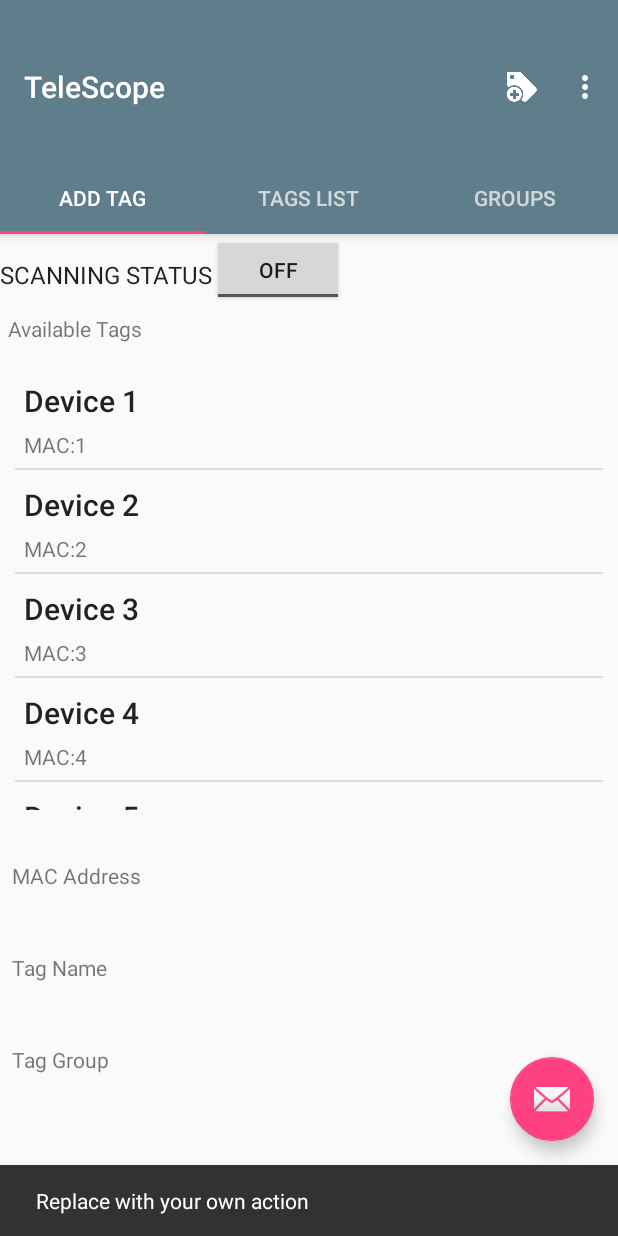
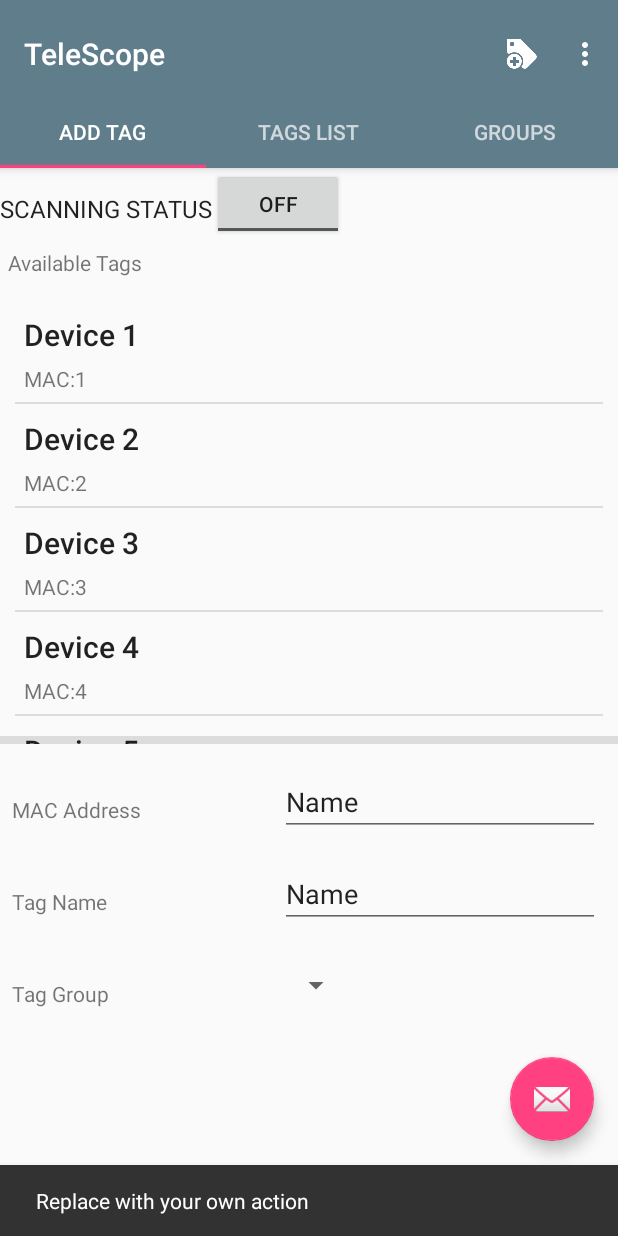
Before and after one commit to NishadSaraf/TeleScope, an Android app: the screen it shows after launch (TelescopeActivity), after a tap on an icon or button, on a phone screen of 412 x 824 dp. Run offline under Robolectric (Android 15) with nearby library versions, the phone set to English and light mode, and no system bars; 2 other taps on this screen came first.

Commit message:
added divider in addtag fragment, reduced size of appbar

```diff
--- a/app/src/main/res/layout/fragment_add_tag.xml
+++ b/app/src/main/res/layout/fragment_add_tag.xml
@@ -47,7 +47,8 @@
                 android:layout_marginStart="10dp"
                 android:layout_marginEnd="10dp"
                 android:layout_marginTop="10dp" />
-
+            <View style="@style/Divider"
+                android:layout_alignParentBottom="true"/>
         </RelativeLayout>
 
         <RelativeLayout
@@ -96,6 +97,35 @@
                 android:layout_alignParentBottom="true"
                 android:layout_centerHorizontal="true"
                 android:layout_marginBottom="26dp"  />
+
+            <EditText
+                android:layout_width="wrap_content"
+                android:layout_height="wrap_content"
+                android:inputType="textPersonName"
+                android:text="Name"
+                android:ems="10"
+                android:layout_alignBottom="@+id/mac_address"
+                android:layout_alignParentEnd="true"
+                android:layout_marginEnd="12dp"
+                android:id="@+id/editText" />
+
+            <EditText
+                android:layout_width="wrap_content"
+                android:layout_height="wrap_content"
+                android:inputType="textPersonName"
+                android:text="Name"
+                android:ems="10"
+                android:layout_above="@+id/textView3"
+                android:layout_alignEnd="@+id/editText"
+                android:id="@+id/editText2" />
+
+            <Spinner
+                android:id="@+id/spinner"
+                android:layout_width="wrap_content"
+                android:layout_height="wrap_content"
+                android:layout_alignTop="@+id/textView3"
+                android:layout_toEndOf="@+id/textView3"
+                android:layout_alignStart="@+id/editText2" />
         </RelativeLayout>
 
     </LinearLayout>
--- a/app/src/main/res/values/styles.xml
+++ b/app/src/main/res/values/styles.xml
@@ -6,7 +6,7 @@
         <item name="colorPrimary">@color/colorPrimary</item>
         <item name="colorPrimaryDark">@color/colorPrimaryDark</item>
         <item name="colorAccent">@color/colorAccent</item>
-        <item name="actionBarSize">100dp</item>
+        <item name="actionBarSize">56dp</item>
     </style>
 
     <style name="AppTheme.NoActionBar">
@@ -14,6 +14,12 @@
         <item name="windowNoTitle">true</item>
     </style>
 
+    <style name="Divider">
+        <item name="android:layout_width">match_parent</item>
+        <item name="android:layout_height">5dp</item>
+        <item name="android:background">?android:attr/listDivider</item>
+    </style>
+
     <style name="AppTheme.AppBarOverlay" parent="ThemeOverlay.AppCompat.Dark.ActionBar" />
 
     <style name="AppTheme.PopupOverlay" parent="ThemeOverlay.AppCompat.Light" />
```
